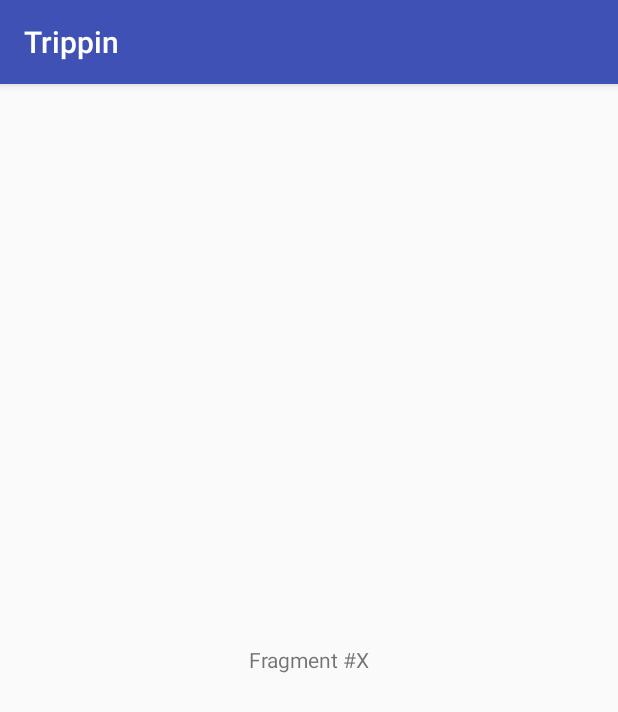
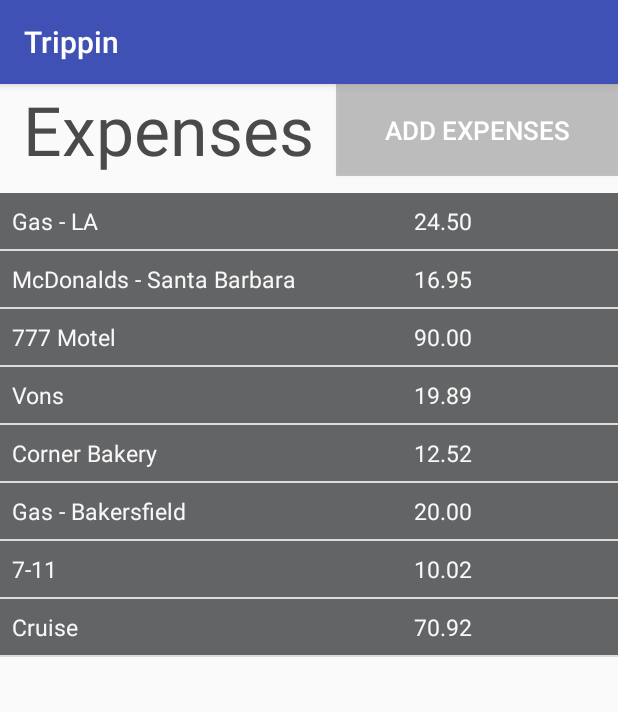
Before and after one commit to annechen112995/Trippin, an Android app: the fragment ExpenseFragment shown on its own in the app's theme, on a phone screen of 412 x 824 dp. Shown: the top 712 px of the screen. Run offline under Robolectric (Android 15) with nearby library versions, the phone set to English and light mode, and no system bars.

Commit message:
expenses page is now complete

```diff
--- /dev/null
+++ b/app/src/main/java/com/westwood/trippin/CustomExpensesAdapter.java
@@ -0,0 +1,58 @@
+package com.westwood.trippin;
+
+import android.content.Context;
+import android.view.LayoutInflater;
+import android.view.View;
+import android.view.ViewGroup;
+import android.widget.ArrayAdapter;
+import android.widget.TextView;
+
+import java.util.ArrayList;
+import android.widget.BaseAdapter;
+
+    public class CustomExpensesAdapter extends BaseAdapter {
+
+        private static ArrayList<ExpensesCost> expensesList;
+        private LayoutInflater mInflater;
+
+        public CustomExpensesAdapter(Context context, ArrayList<ExpensesCost> results) {
+            expensesList = results;
+            mInflater = LayoutInflater.from(context);
+        }
+
+        public int getCount() {
+            return expensesList.size();
+        }
+        public Object getItem(int position) {
+            return expensesList.get(position);
+        }
+
+        public long getItemId(int position) {
+            return position;
+        }
+
+        @Override
+        public View getView(int position, View convertView, ViewGroup parent) {
+            ViewHolder holder;
+            if (convertView == null) {
+                convertView = mInflater.inflate(R.layout.custom_expenses_list, null);
+                holder = new ViewHolder();
+                holder.txtName = (TextView) convertView.findViewById(R.id.expTitle);
+                holder.txtCost = (TextView) convertView.findViewById(R.id.expCost);
+
+                convertView.setTag(holder);
+            } else {
+                holder = (ViewHolder) convertView.getTag();
+            }
+
+            holder.txtName.setText(expensesList.get(position).getName());
+            holder.txtCost.setText(expensesList.get(position).getCost());
+
+            return convertView;
+        }
+
+        static class ViewHolder {
+            TextView txtName;
+            TextView txtCost;
+        }
+    }
--- a/app/src/main/java/com/westwood/trippin/ExpenseFragment.java
+++ b/app/src/main/java/com/westwood/trippin/ExpenseFragment.java
@@ -8,6 +8,14 @@ import android.view.LayoutInflater;
 import android.view.View;
 import android.view.ViewGroup;
 import android.widget.TextView;
+
+import java.util.ArrayList;
+
+import android.widget.AdapterView;
+import android.widget.AdapterView.OnItemClickListener;
+import android.widget.ListView;
+import android.widget.Toast;
+
 
 public class ExpenseFragment extends Fragment {
     public static final String ARG_PAGE = "ARG_PAGE";
@@ -22,19 +30,69 @@ public class ExpenseFragment extends Fragment {
         return fragment;
     }
 
-    @Override
-    public void onCreate(Bundle savedInstanceState) {
-        super.onCreate(savedInstanceState);
-        //mPage = getArguments().getInt(ARG_PAGE);
-    }
-
     // Inflate the fragment layout we defined above for this fragment
     // Set the associated text for the title
     @Override
     public View onCreateView(LayoutInflater inflater, ViewGroup container, Bundle savedInstanceState) {
+
+
         View view = inflater.inflate(R.layout.fragment_expense, container, false);
         TextView tvTitle = (TextView) view.findViewById(R.id.tvTitle);
         //tvTitle.setText("Fragment #" + mPage);
+
+        ArrayList<ExpensesCost> ExpensesCost = GetExpensesCost();
+
+        CustomExpensesAdapter adapter = new CustomExpensesAdapter(getActivity(), ExpensesCost);
+        final ListView lv = (ListView) view.findViewById(R.id.lvExp);
+        lv.setAdapter(adapter);
+
         return view;
     }
+
+
+    private ArrayList<ExpensesCost> GetExpensesCost(){
+        ArrayList<ExpensesCost> results = new ArrayList<ExpensesCost>();
+
+        ExpensesCost sr = new ExpensesCost();
+        sr.setName("Gas - LA");
+        sr.setCost("24.50");
+        results.add(sr);
+
+        sr = new ExpensesCost();
+        sr.setName("McDonalds - Santa Barbara");
+        sr.setCost("16.95");
+        results.add(sr);
+
+        sr = new ExpensesCost();
+        sr.setName("777 Motel");
+        sr.setCost("90.00");
+        results.add(sr);
+
+        sr = new ExpensesCost();
+        sr.setName("Vons");
+        sr.setCost("19.89");
+        results.add(sr);
+
+        sr = new ExpensesCost();
+        sr.setName("Corner Bakery");
+        sr.setCost("12.52");
+        results.add(sr);
+
+        sr = new ExpensesCost();
+        sr.setName("Gas - Bakersfield");
+        sr.setCost("20.00");
+        results.add(sr);
+
+        sr = new ExpensesCost();
+        sr.setName("7-11");
+        sr.setCost("10.02");
+        results.add(sr);
+
+        sr = new ExpensesCost();
+        sr.setName("Cruise");
+        sr.setCost("70.92");
+        results.add(sr);
+
+        return results;
+    }
 }
--- /dev/null
+++ b/app/src/main/java/com/westwood/trippin/ExpensesCost.java
@@ -0,0 +1,26 @@
+package com.westwood.trippin;
+
+/**
+ * Created by Jenny on 3/4/17.
+ */
+
+public class ExpensesCost {
+    private String name = "";
+    private String cost = "";
+
+    public void setName(String name) {
+        this.name = name;
+    }
+
+    public String getName() {
+        return name;
+    }
+
+    public void setCost(String Cost) {
+        this.cost = Cost;
+    }
+
+    public String getCost() {
+        return cost;
+    }
+}
--- /dev/null
+++ b/app/src/main/java/com/westwood/trippin/PlaceNum.java
@@ -0,0 +1,43 @@
+package com.westwood.trippin;
+
+/**
+ * Created by Jenny on 3/4/17.
+ */
+
+public class PlaceNum {
+    private String place;
+
+    private long num;
+
+    PlaceNum(String place, long num){
+
+        this.place=place;
+
+        this.num=num;
+
+    }
+
+    public void setPlace(String place){
+
+        this.place=place;
+
+    }
+
+    public void setNum(long num){
+
+        this.num=num;
+
+    }
+
+    public String getPlace(){
+
+        return place;
+
+    }
+
+    public long getNum(){
+
+        return num;
+
+    }
+}
--- /dev/null
+++ b/app/src/main/res/layout/custom_expenses_list.xml
@@ -0,0 +1,53 @@
+<?xml version="1.0" encoding="utf-8"?>
+
+<LinearLayout xmlns:android="http://schemas.android.com/apk/res/android"
+
+    android:layout_width="fill_parent"
+
+    android:layout_height="wrap_content"
+
+    android:layout_margin="3dp"
+
+    android:orientation="horizontal"
+
+    android:padding="8dp"
+
+    android:background="#636466">
+
+
+    <TextView
+
+        android:id="@+id/expTitle"
+
+        android:layout_width="150dp"
+
+        android:layout_height="wrap_content"
+
+        android:layout_weight="0.69"
+
+        android:text="Item"
+
+        android:textColor="#f8f8f8"
+
+        android:textSize="15sp"
+
+        />
+
+
+    <TextView
+
+        android:id="@+id/expCost"
+
+        android:layout_width="128dp"
+
+        android:layout_height="wrap_content"
+
+        android:textSize="15sp"
+
+        android:textColor="#f8f8f8"
+
+        android:text="Cost"
+
+        />
+
+</LinearLayout>
--- a/app/src/main/res/layout/fragment_expense.xml
+++ b/app/src/main/res/layout/fragment_expense.xml
@@ -1,18 +1,53 @@
 <FrameLayout xmlns:android="http://schemas.android.com/apk/res/android"
+    xmlns:app="http://schemas.android.com/apk/res-auto"
     xmlns:tools="http://schemas.android.com/tools"
     android:layout_width="match_parent"
     android:layout_height="match_parent"
     tools:context="com.westwood.trippin.ExpenseFragment">
 
-    <LinearLayout xmlns:android="http://schemas.android.com/apk/res/android"
-        android:orientation="vertical" android:layout_width="match_parent"
+    <RelativeLayout
+        android:id="@+id/expensesView"
+        android:layout_width="match_parent"
         android:layout_height="match_parent">
+
         <TextView
             android:id="@+id/tvTitle"
-            android:text="Fragment #X"
+            android:layout_width="224dp"
+            android:layout_height="wrap_content"
+            android:layout_alignBottom="@+id/addButton"
+            android:layout_alignParentLeft="true"
+            android:layout_alignParentStart="true"
+            android:layout_alignTop="@+id/addButton"
+            android:layout_column="0"
+            android:layout_row="0"
+            android:gravity="center"
+            android:text="Expenses"
+            android:textColor="#4c494b"
+            android:textSize="45dp" />
+
+        <Button
+            android:id="@+id/addButton"
+            android:layout_width="wrap_content"
+            android:layout_height="61dp"
+            android:layout_alignParentEnd="true"
+            android:layout_alignParentRight="true"
+            android:layout_alignParentTop="true"
+            android:layout_column="10"
+            android:layout_row="0"
+            android:layout_toRightOf="@+id/tvTitle"
+            android:background="@color/cardview_shadow_start_color"
+            android:text="ADD EXPENSES"
+            android:textColor="#FFF"
+            android:textSize="17dp" />
+
+        <ListView
+            android:id="@+id/lvExp"
             android:layout_width="match_parent"
             android:layout_height="match_parent"
-            android:gravity="center" />
-    </LinearLayout>
+            android:layout_alignParentLeft="true"
+            android:layout_alignParentStart="true"
+            android:layout_below="@+id/tvTitle"
+            android:layout_marginTop="11dp" />
+    </RelativeLayout>
 
 </FrameLayout>
```
